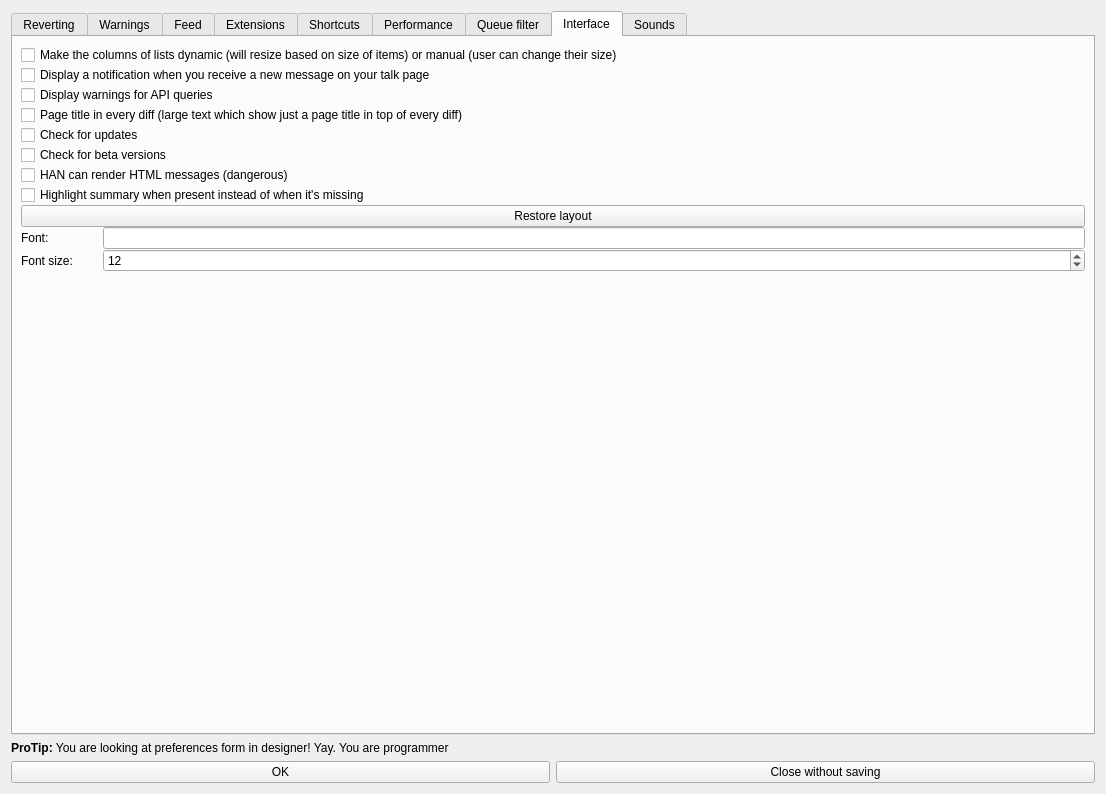
The window that src/huggle_ui/preferences.ui (huggle/huggle3-qt-lx) describes before a commit, drawn with Qt 5.
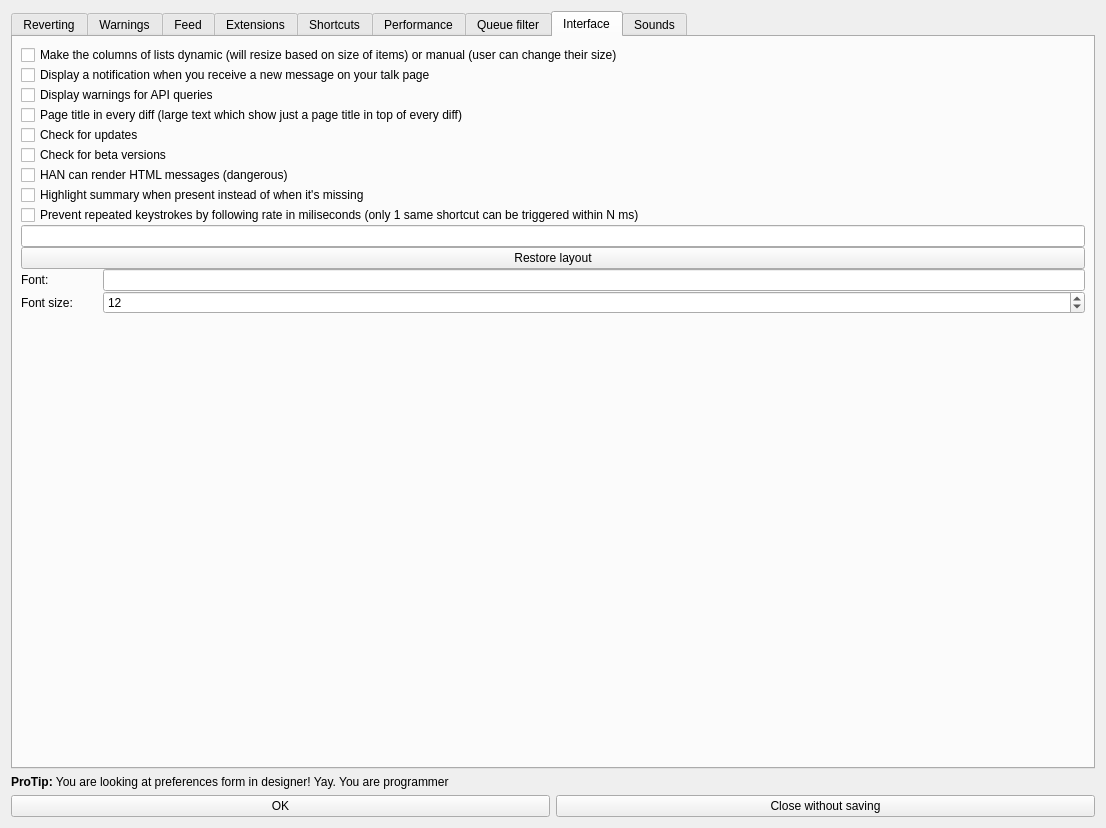
The same window after the commit. The open tabs and pages were chosen to show the change. Icons and pictures are not drawn.

Commit message: multi keystroke fix

Diff of the .ui file:
```diff
--- a/src/huggle_ui/preferences.ui
+++ b/src/huggle_ui/preferences.ui
@@ -7,7 +7,7 @@
     <x>0</x>
     <y>0</y>
     <width>1106</width>
-    <height>794</height>
+    <height>828</height>
    </rect>
   </property>
   <property name="sizePolicy">
@@ -1011,6 +1011,16 @@
          </property>
         </widget>
        </item>
+       <item>
+        <widget class="QCheckBox" name="cbKeystrokeFix">
+         <property name="text">
+          <string>Prevent repeated keystrokes by following rate in miliseconds (only 1 same shortcut can be triggered within N ms)</string>
+         </property>
+        </widget>
+       </item>
+       <item>
+        <widget class="QLineEdit" name="le_KeystrokeRate"/>
+       </item>
        <item>
         <widget class="QPushButton" name="pushButton_rs">
          <property name="text">
```
Left out of the diff: 4 changed lines with no effect on the pictures. The commit also changes 6 other files.
